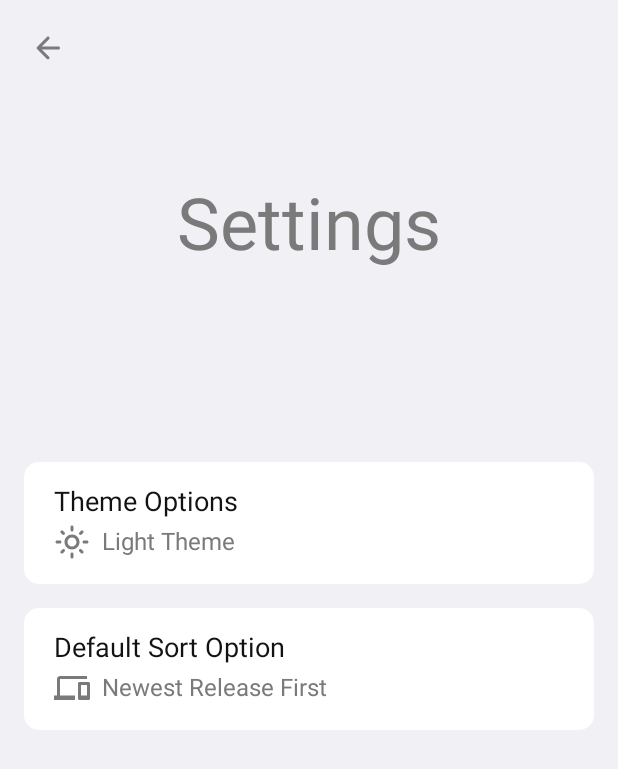
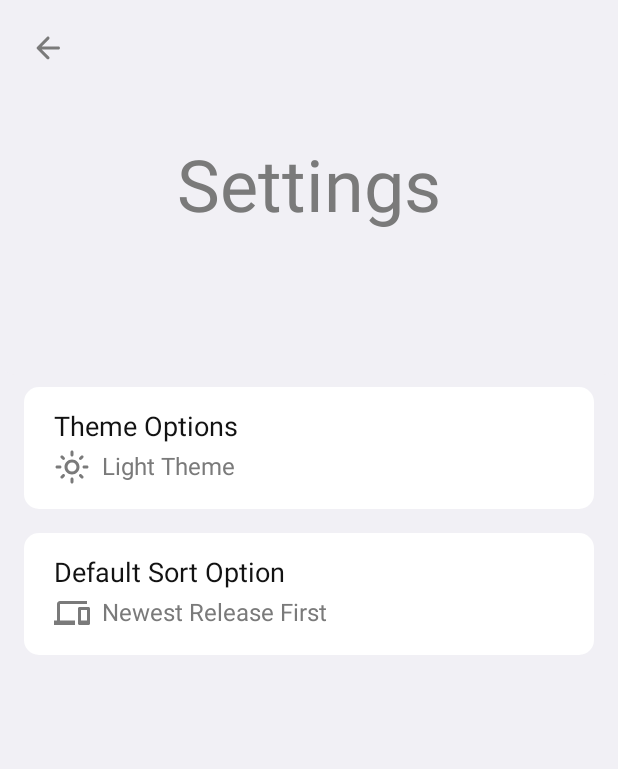
Before and after one commit to ApimorLabs/ThinkRchive, an Android app built with Jetpack Compose: the @Preview function ThinkpadSettingsScreenPrev, on a phone screen of 412 x 824 dp. Shown: the top 769 px of the screen. Run offline under Robolectric (Android 15) with nearby library versions, the phone set to English and light mode, and no system bars; our stand-ins replace accompanist.

Commit message:
fix collapsing toolbar

```diff
--- a/app/src/main/java/work/racka/thinkrchive/ui/components/AboutTopSection.kt
+++ b/app/src/main/java/work/racka/thinkrchive/ui/components/AboutTopSection.kt
@@ -23,6 +23,7 @@ import androidx.compose.ui.tooling.preview.Preview
 import androidx.compose.ui.unit.dp
 import androidx.compose.ui.unit.sp
 import work.racka.thinkrchive.R
+import work.racka.thinkrchive.ui.theme.Dimens
 import work.racka.thinkrchive.ui.theme.ThinkRchiveTheme
 
 @Composable
@@ -85,7 +86,10 @@ fun AboutTopSection(
             Text(
                 text = "Check Updates",
                 modifier = Modifier
-                    .padding(4.dp),
+                    .padding(
+                        horizontal = 4.dp,
+                        vertical = Dimens.SmallPadding.size
+                    ),
                 style = TextStyle(
                     fontWeight = FontWeight.Normal,
                     fontSize = 16.sp
--- a/app/src/main/java/work/racka/thinkrchive/ui/components/TopCollapsingToolbar.kt
+++ b/app/src/main/java/work/racka/thinkrchive/ui/components/CollapsingToolbarBase.kt
@@ -1,11 +1,10 @@
 package work.racka.thinkrchive.ui.components
 
+import androidx.compose.animation.animateColorAsState
 import androidx.compose.animation.animateContentSize
 import androidx.compose.animation.core.*
 import androidx.compose.foundation.background
 import androidx.compose.foundation.layout.*
-import androidx.compose.foundation.lazy.LazyListState
-import androidx.compose.foundation.lazy.rememberLazyListState
 import androidx.compose.foundation.shape.RoundedCornerShape
 import androidx.compose.material.Icon
 import androidx.compose.material.IconButton
@@ -13,7 +12,10 @@ import androidx.compose.material.MaterialTheme
 import androidx.compose.material.Text
 import androidx.compose.material.icons.Icons
 import androidx.compose.material.icons.rounded.ArrowBack
-import androidx.compose.runtime.*
+import androidx.compose.runtime.Composable
+import androidx.compose.runtime.LaunchedEffect
+import androidx.compose.runtime.getValue
+import androidx.compose.runtime.remember
 import androidx.compose.ui.Alignment
 import androidx.compose.ui.Modifier
 import androidx.compose.ui.draw.alpha
@@ -26,26 +28,37 @@ import androidx.compose.ui.tooling.preview.Preview
 import androidx.compose.ui.unit.Dp
 import androidx.compose.ui.unit.dp
 import com.google.accompanist.insets.statusBarsPadding
+import work.racka.thinkrchive.R
 import work.racka.thinkrchive.ui.theme.Dimens
 import work.racka.thinkrchive.ui.theme.ThinkRchiveTheme
-import work.racka.thinkrchive.R
 
-// Collapsing Toolbar that can be used anywhere.
-// It has a back button, default bottom rounded corners
-// & a box scope which holds content centered by default.
+/**
+ * Collapsing Toolbar that can be used in a topBar slot of Scaffold.
+ * It has a back button, default bottom rounded corners
+ * & a box scope which holds content centered by default.
+ * You need to implement nestedScrollConnection to set the offset values
+ * See Usage of this in AboutScreen or SettingsScreen or DetailsScreen
+ *
+ * To use this Toolbar with a persistent Image that's always visible
+ * and just shrinks when scroll then leave the toolbarHeading blank("")
+ *
+ * With nestedScrollConnection know that the maximum offset that can be
+ * reached is -132.0
+*/
 @Composable
-fun TopCollapsingToolbar(
+fun CollapsingToolbarBase(
     modifier: Modifier = Modifier,
     toolbarHeading: String,
     onBackButtonPressed: () -> Unit = { },
-    listState: LazyListState,
     contentAlignment: Alignment = Alignment.Center,
     shape: Shape = RoundedCornerShape(
-        bottomEnd = 20.dp,
-        bottomStart = 20.dp
+        bottomEnd = 10.dp,
+        bottomStart = 10.dp
     ),
     backgroundColor: Color = MaterialTheme.colors.surface,
-    toolbarHeight: Dp = 300.dp,
+    toolbarHeight: Dp,
+    minShrinkHeight: Dp = 100.dp,
+    toolbarOffset: Float,
     content: @Composable BoxScope.() -> Unit
 ) {
     //Scale animation
@@ -53,26 +66,24 @@ fun TopCollapsingToolbar(
         Animatable(initialValue = 0.9f)
     }
 
-    var offset by remember {
-        mutableStateOf(0)
-    }
-
-    // TODO: Fix Collapsing Toolbar
-    LaunchedEffect(key1 = listState.firstVisibleItemScrollOffset) {
-
-        offset += listState.firstVisibleItemScrollOffset
-    }
-    val scrollDp = 300 - offset
+    val scrollDp = toolbarHeight + toolbarOffset.dp
     val animatedCardSize by animateDpAsState(
-        targetValue = if (scrollDp <= 100) 100.dp else scrollDp.dp,
+        targetValue = if (scrollDp <= minShrinkHeight) 100.dp else scrollDp,
         animationSpec = tween(300, easing = LinearOutSlowInEasing)
     )
     val animatedElevation by animateDpAsState(
-        targetValue = if (scrollDp < 110) 10.dp else 0.dp,
+        targetValue = if (scrollDp < minShrinkHeight + 20.dp) 10.dp else 0.dp,
         animationSpec = tween(500, easing = LinearOutSlowInEasing)
     )
     val animatedTitleAlpha by animateFloatAsState(
-        targetValue = if (scrollDp <= 110) 1f else 0f,
+        targetValue = if (toolbarHeading.isNotBlank()) {
+            if (scrollDp <= minShrinkHeight + 20.dp) 1f else 0f
+        } else 0f,
+        animationSpec = tween(300, easing = LinearOutSlowInEasing)
+    )
+    val animatedColor by animateColorAsState(
+        targetValue = if (scrollDp < minShrinkHeight + 20.dp) backgroundColor
+        else MaterialTheme.colors.background,
         animationSpec = tween(300, easing = LinearOutSlowInEasing)
     )
 
@@ -94,14 +105,10 @@ fun TopCollapsingToolbar(
             .height(animatedCardSize)
             .shadow(
                 elevation = animatedElevation,
-                shape = RoundedCornerShape(
-                    bottomEnd = 20.dp,
-                    bottomStart = 20.dp
-                )
+                shape = shape
             )
             .background(
-                color = backgroundColor
-                    .copy(alpha = animatedTitleAlpha),
+                color = animatedColor,
                 shape = shape
             )
     ) {
@@ -127,7 +134,7 @@ fun TopCollapsingToolbar(
                 color = MaterialTheme.colors.onSurface.copy(
                     alpha = animatedTitleAlpha
                 ),
-                style = MaterialTheme.typography.h5,
+                style = MaterialTheme.typography.h6,
                 modifier = Modifier
                     .padding(horizontal = Dimens.SmallPadding.size)
             )
@@ -148,9 +155,10 @@ fun TopCollapsingToolbar(
 @Composable
 fun CollapsingToolbarPrev() {
     ThinkRchiveTheme {
-        TopCollapsingToolbar(
+        CollapsingToolbarBase(
             toolbarHeading = "Settings",
-            listState = rememberLazyListState(),
+            toolbarOffset = 0f,
+            toolbarHeight = 300.dp,
             content = {
                 Text(
                     text = "Settings",
--- a/app/src/main/java/work/racka/thinkrchive/ui/main/screens/ThinkpadSettingsScreen.kt
+++ b/app/src/main/java/work/racka/thinkrchive/ui/main/screens/ThinkpadSettingsScreen.kt
@@ -12,18 +12,24 @@ import androidx.compose.foundation.lazy.rememberLazyListState
 import androidx.compose.material.*
 import androidx.compose.runtime.Composable
 import androidx.compose.runtime.mutableStateOf
+import androidx.compose.runtime.remember
 import androidx.compose.runtime.rememberCoroutineScope
 import androidx.compose.runtime.saveable.rememberSaveable
 import androidx.compose.ui.Alignment
 import androidx.compose.ui.Modifier
+import androidx.compose.ui.geometry.Offset
 import androidx.compose.ui.graphics.Color
+import androidx.compose.ui.input.nestedscroll.NestedScrollConnection
+import androidx.compose.ui.input.nestedscroll.NestedScrollSource
+import androidx.compose.ui.input.nestedscroll.nestedScroll
+import androidx.compose.ui.platform.LocalDensity
 import androidx.compose.ui.tooling.preview.Devices
 import androidx.compose.ui.tooling.preview.Preview
 import androidx.compose.ui.unit.dp
 import kotlinx.coroutines.launch
+import work.racka.thinkrchive.ui.components.CollapsingToolbarBase
 import work.racka.thinkrchive.ui.components.SettingEntrySheet
 import work.racka.thinkrchive.ui.components.SettingsEntry
-import work.racka.thinkrchive.ui.components.TopCollapsingToolbar
 import work.racka.thinkrchive.ui.theme.Dimens
 import work.racka.thinkrchive.ui.theme.Theme
 import work.racka.thinkrchive.ui.theme.ThinkRchiveTheme
@@ -41,6 +47,21 @@ fun ThinkpadSettingsScreen(
     currentTheme: Int,
     currentSortOption: Int
 ) {
+    // CollapsingToolbar Implementation
+    val toolbarHeight = 250.dp
+    val toolbarHeightPx = with(LocalDensity.current) { toolbarHeight.roundToPx().toFloat() }
+    val toolbarOffsetHeightPx = remember { mutableStateOf(0f) }
+    val nestedScrollConnection = remember {
+        object : NestedScrollConnection {
+            override fun onPreScroll(available: Offset, source: NestedScrollSource): Offset {
+                val delta = available.y
+                val newOffset = toolbarOffsetHeightPx.value + delta
+                toolbarOffsetHeightPx.value = newOffset.coerceIn(-toolbarHeightPx, 0f)
+                // Returning Zero so we just observe the scroll but don't execute it
+                return Offset.Zero
+            }
+        }
+    }
 
     val scope = rememberCoroutineScope()
     val sheetState = rememberModalBottomSheetState(
@@ -75,11 +96,11 @@ fun ThinkpadSettingsScreen(
             modifier = Modifier
                 .fillMaxSize(),
             topBar = {
-                TopCollapsingToolbar(
+                CollapsingToolbarBase(
                     toolbarHeading = "Settings",
-                    listState = listState,
                     onBackButtonPressed = onBackButtonPressed,
                     toolbarHeight = 250.dp,
+                    toolbarOffset = toolbarOffsetHeightPx.value,
                     content = {
                         Text(
                             text = "Settings",
@@ -99,8 +120,9 @@ fun ThinkpadSettingsScreen(
             }
         ) {
             LazyColumn(
+                modifier = modifier
+                    .nestedScroll(nestedScrollConnection),
                 state = listState,
-                modifier = modifier,
                 horizontalAlignment = Alignment.CenterHorizontally
             ) {
                 item {
--- a/app/src/main/res/values/strings.xml
+++ b/app/src/main/res/values/strings.xml
@@ -10,4 +10,5 @@
     <string name="settings_icon">Settings</string>
     <string name="close_icon">Close</string>
     <string name="app_logo">Application Logo</string>
+    <string name="made_with_text">Made with ❤️ from Tanzania 🇹🇿</string>
 </resources>
```
Also changed, not shown: app/src/main/java/work/racka/thinkrchive/ui/components/BottomSheetContent.kt (+15 -5 lines), app/src/main/java/work/racka/thinkrchive/ui/components/CollapsingToolbarTest.kt (added, +79 -0 lines), app/src/main/java/work/racka/thinkrchive/ui/components/ToolbarImage.kt (added, +71 -0 lines), app/src/main/java/work/racka/thinkrchive/ui/components/TopCardWithImage.kt (deleted, +0 -152 lines), app/src/main/java/work/racka/thinkrchive/ui/main/screens/ThinkpadAboutScreen.kt (+65 -13 lines), app/src/main/java/work/racka/thinkrchive/ui/main/screens/ThinkpadDetailsScreen.kt (+39 -9 lines).
